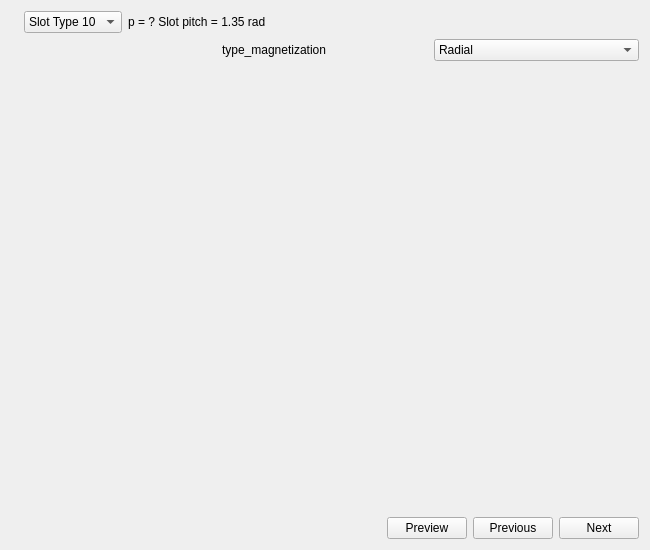
This is pyleecan/GUI/Dialog/DMachineSetup/SMSlot/SMSlot.ui in Eomys/pyleecan as Qt 5 draws it before an edit. The edited form follows.
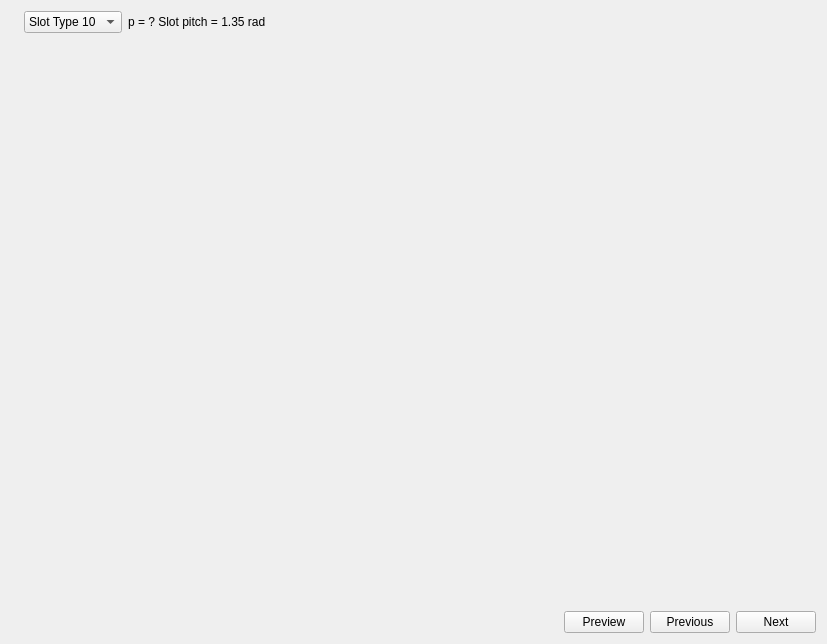
This is the edited form. Icons and pictures are not drawn. Custom widgets are drawn as their Qt base class.

Commit message: [WP] changement in GUI, now selection of material for the magnet in PMSlot is not with SMSlot but with PMSlot..

What changed in the file:
```diff
--- a/pyleecan/GUI/Dialog/DMachineSetup/SMSlot/SMSlot.ui
+++ b/pyleecan/GUI/Dialog/DMachineSetup/SMSlot/SMSlot.ui
@@ -6,8 +6,8 @@
    <rect>
     <x>0</x>
     <y>0</y>
-    <width>650</width>
-    <height>550</height>
+    <width>827</width>
+    <height>644</height>
    </rect>
   </property>
   <property name="minimumSize">
@@ -73,39 +73,6 @@
      </item>
     </layout>
    </item>
-   <item>
-    <layout class="QHBoxLayout" name="horizontalLayout_3">
-     <item>
-      <widget class="WMatSelect" name="w_mat" native="true"/>
-     </item>
-     <item>
-      <widget class="QLabel" name="in_type_magnetization">
-       <property name="text">
-        <string>type_magnetization</string>
-       </property>
-      </widget>
-     </item>
-     <item>
-      <widget class="QComboBox" name="c_type_magnetization">
-       <item>
-        <property name="text">
-         <string>Radial</string>
-        </property>
-       </item>
-       <item>
-        <property name="text">
-         <string>Parallel</string>
-        </property>
-       </item>
-       <item>
-        <property name="text">
-         <string>HallBach</string>
-        </property>
-       </item>
-      </widget>
-     </item>
-    </layout>
-   </item>
    <item>
     <widget class="QWidget" name="w_slot" native="true">
      <property name="sizePolicy">
@@ -116,6 +83,22 @@
      </property>
     </widget>
    </item>
+   <item>
+    <spacer name="verticalSpacer">
+     <property name="orientation">
+      <enum>Qt::Vertical</enum>
+     </property>
+     <property name="sizeType">
+      <enum>QSizePolicy::Minimum</enum>
+     </property>
+     <property name="sizeHint" stdset="0">
+      <size>
+       <width>20</width>
+       <height>1</height>
+      </size>
+     </property>
+    </spacer>
+   </item>
    <item>
     <layout class="QHBoxLayout" name="horizontalLayout">
      <item>
@@ -162,12 +145,6 @@
    <extends>QLabel</extends>
    <header>pyleecan/GUI/Tools/HelpButton.h</header>
   </customwidget>
-  <customwidget>
-   <class>WMatSelect</class>
-   <extends>QWidget</extends>
-   <header>.....GUI.Dialog.DMatLib.WMatSelect.WMatSelect.h</header>
-   <container>1</container>
-  </customwidget>
  </customwidgets>
  <resources>
   <include location="../../../Resources/pyleecan.qrc"/>
```
The commit also changes 47 other files.
